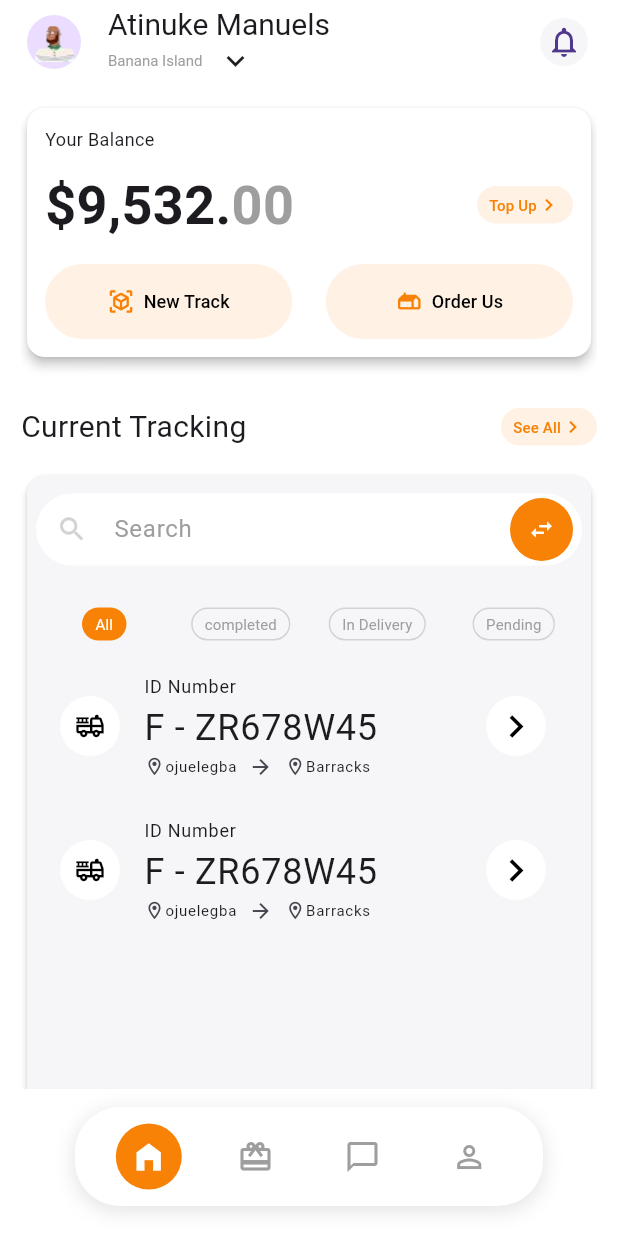
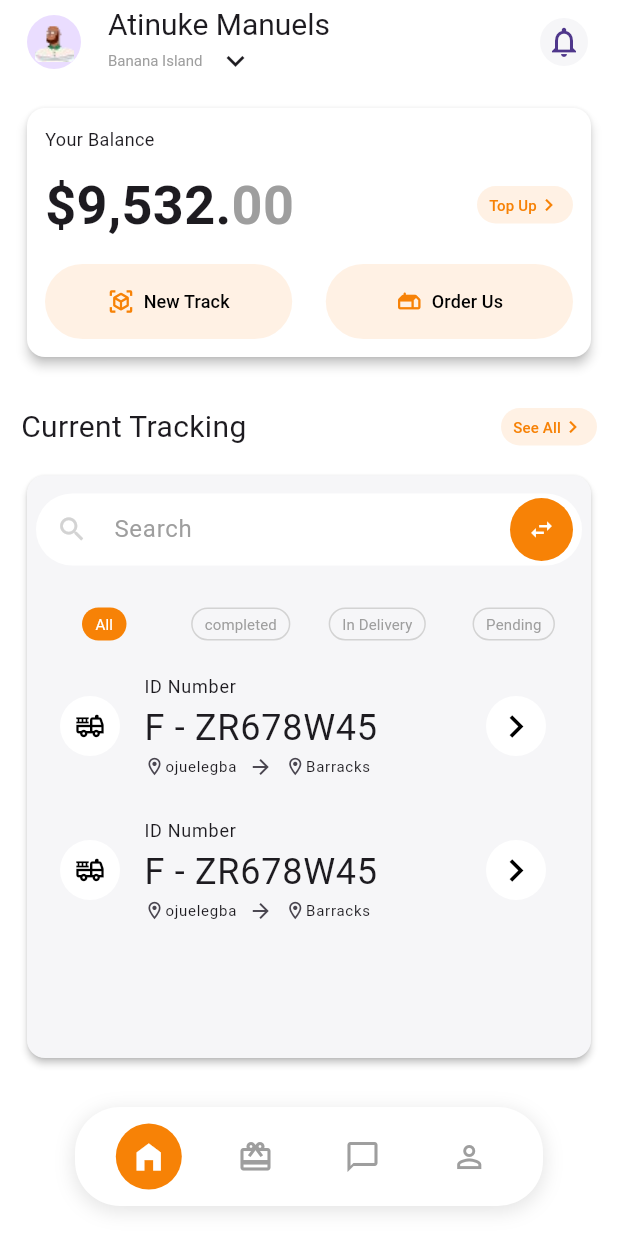
Before and after one commit to Atinuke-Manuels/Dev_Foundry2, a Flutter app: the screen it shows after launch, on a phone screen of 412 x 824 dp. Run offline on Flutter 3.47's test engine with Material 3 defaults, Android fonts, the phone set to English and light mode, and no system bars.

Commit message:
init: Initial commit – Flutter package tracking app

```diff
--- a/lib/ui_components/widgets/home_screen_widgets/home_screen_bottom_tab_view.dart
+++ b/lib/ui_components/widgets/home_screen_widgets/home_screen_bottom_tab_view.dart
@@ -34,7 +34,7 @@ class _HomeScreenBottomTabViewState extends State<HomeScreenBottomTabView>
     final screenWidth = MediaQuery.of(context).size.width;
 
     return SizedBox(
-      height: screenHeight > 640 ? screenHeight * 0.4 : screenHeight * 0.75,
+      height: screenHeight > 640 ? screenHeight * 0.35 : screenHeight * 0.75,
       child: Column(
         crossAxisAlignment: CrossAxisAlignment.start,
         children: [
```
Also changed, not shown: 1 other file.
